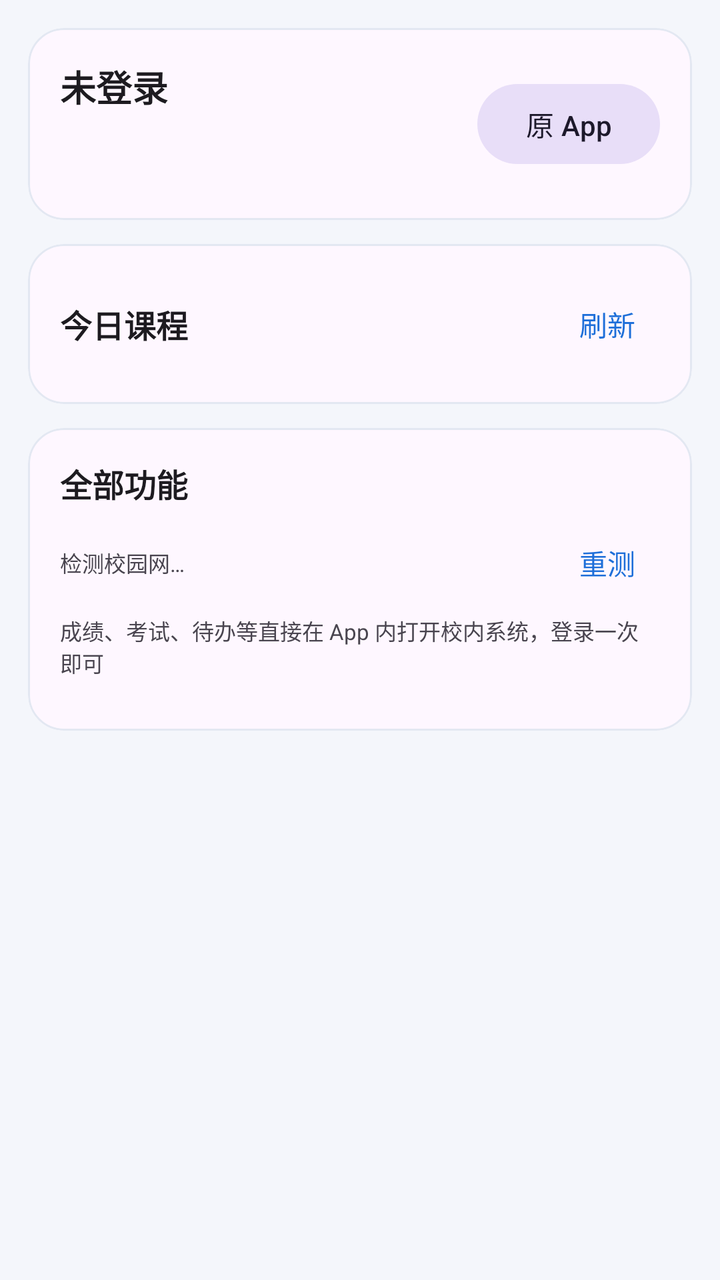
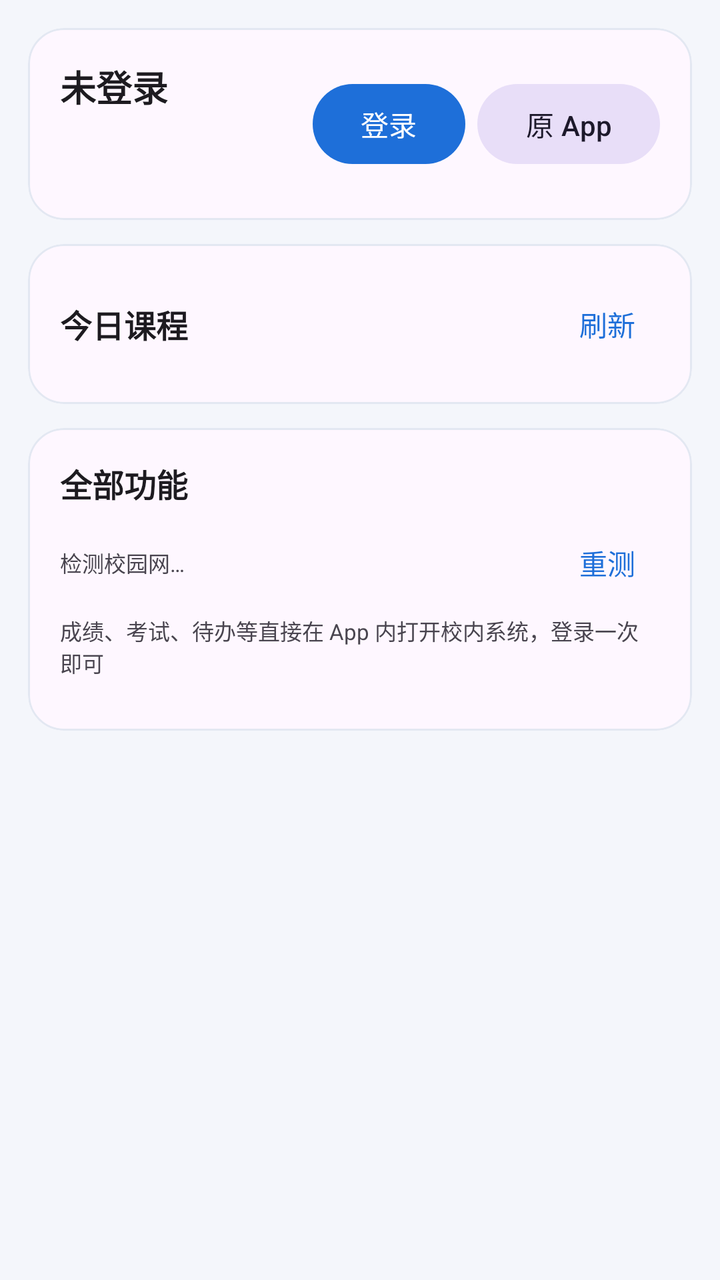

Before-and-after screenshots of an Android layout around one commit, followed by the original layout XML and the change that was made.
<!-- AndroidManifest.xml: application theme Theme.CampusHub -->
<!-- res/layout/view_campus.xml -->
<?xml version="1.0" encoding="utf-8"?>
<LinearLayout xmlns:android="http://schemas.android.com/apk/res/android"
    xmlns:app="http://schemas.android.com/apk/res-auto"
    android:layout_width="match_parent"
    android:layout_height="match_parent"
    android:orientation="vertical">

    <androidx.core.widget.NestedScrollView
        android:layout_width="match_parent"
        android:layout_height="0dp"
        android:layout_weight="1"
        android:clipToPadding="false"
        android:paddingHorizontal="14dp"
        android:paddingBottom="16dp">

        <LinearLayout
            android:layout_width="match_parent"
            android:layout_height="wrap_content"
            android:orientation="vertical"
            android:paddingTop="14dp">

            
            <com.google.android.material.card.MaterialCardView
                android:layout_width="match_parent"
                android:layout_height="wrap_content"
                android:layout_marginBottom="12dp"
                app:cardCornerRadius="18dp"
                app:cardElevation="0dp"
                app:strokeColor="@color/card_stroke"
                app:strokeWidth="1dp">

                <LinearLayout
                    android:layout_width="match_parent"
                    android:layout_height="wrap_content"
                    android:gravity="center_vertical"
                    android:orientation="horizontal"
                    android:padding="16dp">

                    <LinearLayout
                        android:layout_width="0dp"
                        android:layout_height="wrap_content"
                        android:layout_weight="1"
                        android:orientation="vertical">

                        <TextView
                            android:id="@+id/tvCampusUser"
                            android:layout_width="wrap_content"
                            android:layout_height="wrap_content"
                            android:text="未登录"
                            android:textColor="?android:attr/textColorPrimary"
                            android:textSize="18sp"
                            android:textStyle="bold" />

                        <TextView
                            android:id="@+id/tvCampusMeta"
                            android:layout_width="wrap_content"
                            android:layout_height="wrap_content"
                            android:layout_marginTop="3dp"
                            android:text=""
                            android:textColor="?android:attr/textColorSecondary"
                            android:textSize="12sp" />

                        <TextView
                            android:id="@+id/tvCampusSchool"
                            android:layout_width="wrap_content"
                            android:layout_height="wrap_content"
                            android:layout_marginTop="2dp"
                            android:text=""
                            android:textColor="?android:attr/textColorSecondary"
                            android:textSize="12sp" />
                    </LinearLayout>

                    <com.google.android.material.button.MaterialButton
                        android:id="@+id/btnOpenApp"
                        style="@style/CampusHub.Button.Tonal"
                        android:layout_width="wrap_content"
                        android:layout_height="wrap_content"
                        android:text="原 App" />
                </LinearLayout>
            </com.google.android.material.card.MaterialCardView>

            
            <com.google.android.material.card.MaterialCardView
                android:layout_width="match_parent"
                android:layout_height="wrap_content"
                android:layout_marginBottom="12dp"
                app:cardCornerRadius="18dp"
                app:cardElevation="0dp"
                app:strokeColor="@color/card_stroke"
                app:strokeWidth="1dp">

                <LinearLayout
                    android:layout_width="match_parent"
                    android:layout_height="wrap_content"
                    android:orientation="vertical"
                    android:padding="16dp">

                    <LinearLayout
                        android:layout_width="match_parent"
                        android:layout_height="wrap_content"
                        android:gravity="center_vertical"
                        android:orientation="horizontal">

                        <TextView
                            style="@style/CardTitle"
                            android:layout_width="0dp"
                            android:layout_weight="1"
                            android:text="今日课程" />

                        <com.google.android.material.button.MaterialButton
                            android:id="@+id/btnCampusRefresh"
                            style="@style/CampusHub.Button.Text"
                            android:layout_width="wrap_content"
                            android:layout_height="wrap_content"
                            android:minWidth="0dp"
                            android:text="@string/action_refresh" />
                    </LinearLayout>

                    <TextView
                        android:id="@+id/tvCampusStatus"
                        android:layout_width="match_parent"
                        android:layout_height="wrap_content"
                        android:layout_marginTop="6dp"
                        android:text=""
                        android:textColor="@color/danger"
                        android:textSize="12sp"
                        android:visibility="gone" />

                    <LinearLayout
                        android:id="@+id/llCampusCourses"
                        android:layout_width="match_parent"
                        android:layout_height="wrap_content"
                        android:orientation="vertical" />
                </LinearLayout>
            </com.google.android.material.card.MaterialCardView>

            
            <com.google.android.material.card.MaterialCardView
                android:layout_width="match_parent"
                android:layout_height="wrap_content"
                app:cardCornerRadius="18dp"
                app:cardElevation="0dp"
                app:strokeColor="@color/card_stroke"
                app:strokeWidth="1dp">

                <LinearLayout
                    android:layout_width="match_parent"
                    android:layout_height="wrap_content"
                    android:orientation="vertical"
                    android:padding="16dp">

                    <TextView
                        style="@style/CardTitle"
                        android:text="全部功能" />

                    <LinearLayout
                        android:layout_width="match_parent"
                        android:layout_height="wrap_content"
                        android:layout_marginTop="4dp"
                        android:gravity="center_vertical"
                        android:orientation="horizontal">

                        <TextView
                            android:id="@+id/tvNetState"
                            android:layout_width="0dp"
                            android:layout_height="wrap_content"
                            android:layout_weight="1"
                            android:text="检测校园网…"
                            android:textColor="?android:attr/textColorSecondary"
                            android:textSize="11sp" />

                        <com.google.android.material.button.MaterialButton
                            android:id="@+id/btnNetCheck"
                            style="@style/CampusHub.Button.Text"
                            android:layout_width="wrap_content"
                            android:layout_height="wrap_content"
                            android:minWidth="0dp"
                            android:text="重测" />
                    </LinearLayout>

                    <TextView
                        android:layout_width="match_parent"
                        android:layout_height="wrap_content"
                        android:layout_marginTop="2dp"
                        android:text="成绩、考试、待办等直接在 App 内打开校内系统，登录一次即可"
                        android:textColor="?android:attr/textColorSecondary"
                        android:textSize="11sp" />

                    <LinearLayout
                        android:id="@+id/llModules"
                        android:layout_width="match_parent"
                        android:layout_height="wrap_content"
                        android:layout_marginTop="10dp"
                        android:orientation="vertical" />
                </LinearLayout>
            </com.google.android.material.card.MaterialCardView>
        </LinearLayout>
    </androidx.core.widget.NestedScrollView>
</LinearLayout>
<!-- resources referenced by this layout -->
<resources>
  <color name="card_stroke">#E3E8F2</color>
  <color name="danger">#C0392B</color>
  <string name="action_refresh">刷新</string>
  <style name="CampusHub.Button.Text" parent="Widget.MaterialComponents.Button.TextButton">
          <item name="android:textAllCaps">false</item>
      </style>
  <style name="CampusHub.Button.Tonal" parent="Widget.MaterialComponents.Button.OutlinedButton">
          <item name="android:textAllCaps">false</item>
      </style>
  <style name="CardTitle" parent="">
          <item name="android:layout_width">wrap_content</item>
          <item name="android:layout_height">wrap_content</item>
          <item name="android:textColor">?android:attr/textColorPrimary</item>
          <item name="android:textSize">16sp</item>
          <item name="android:textStyle">bold</item>
      </style>
  <style name="Theme.CampusHub" parent="Theme.MaterialComponents.DayNight.NoActionBar">
          <item name="colorPrimary">@color/brand</item>
          <item name="colorOnPrimary">@color/on_primary</item>
          <item name="colorSecondary">@color/brand</item>
          <item name="colorOnSecondary">@color/on_primary</item>
          <item name="android:statusBarColor">@color/status_bar</item>
          <item name="android:windowBackground">@color/window_bg</item>
      </style>
  <color name="brand">#1E6FD9</color>
  <color name="on_primary">#FFFFFF</color>
  <color name="status_bar">#0B4EA2</color>
  <color name="window_bg">#F4F6FB</color>
</resources>

<!-- the commit's change to res/layout/view_campus.xml (unified diff, before → after) -->
@@ -71,10 +71,19 @@
                     </LinearLayout>
 
                     <com.google.android.material.button.MaterialButton
+                        android:id="@+id/btnCampusLogin"
+                        android:layout_width="wrap_content"
+                        android:layout_height="wrap_content"
+                        android:layout_marginEnd="6dp"
+                        android:minWidth="0dp"
+                        android:text="登录" />
+
+                    <com.google.android.material.button.MaterialButton
                         android:id="@+id/btnOpenApp"
                         style="@style/CampusHub.Button.Tonal"
                         android:layout_width="wrap_content"
                         android:layout_height="wrap_content"
+                        android:minWidth="0dp"
                         android:text="原 App" />
                 </LinearLayout>
             </com.google.android.material.card.MaterialCardView>
